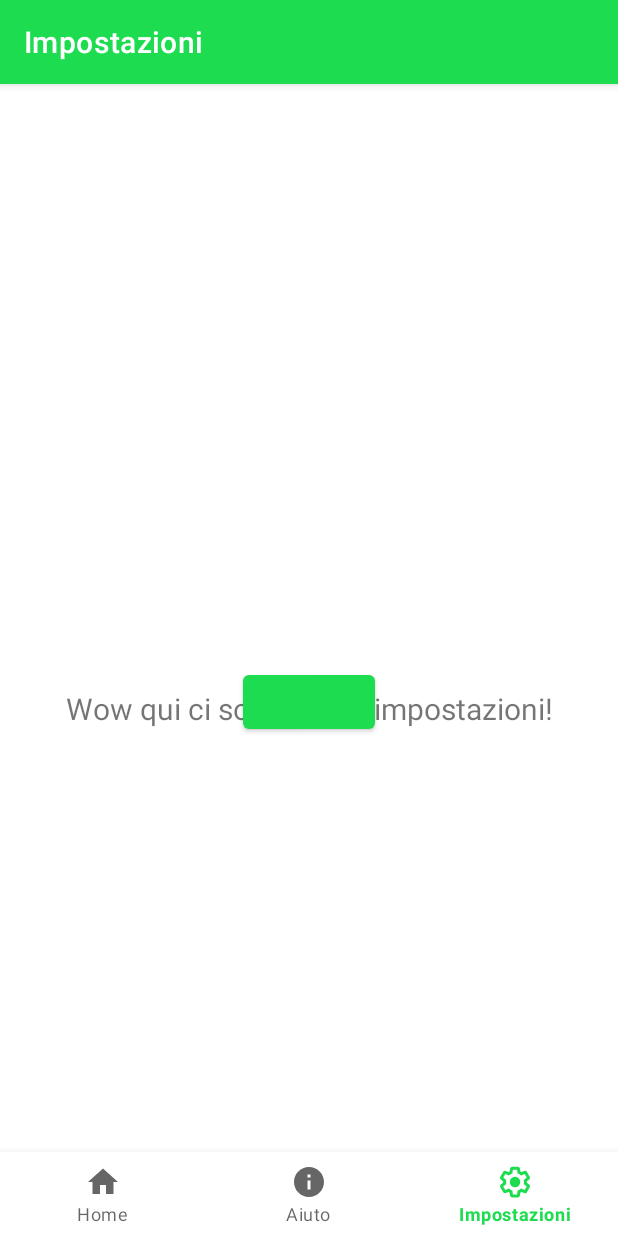
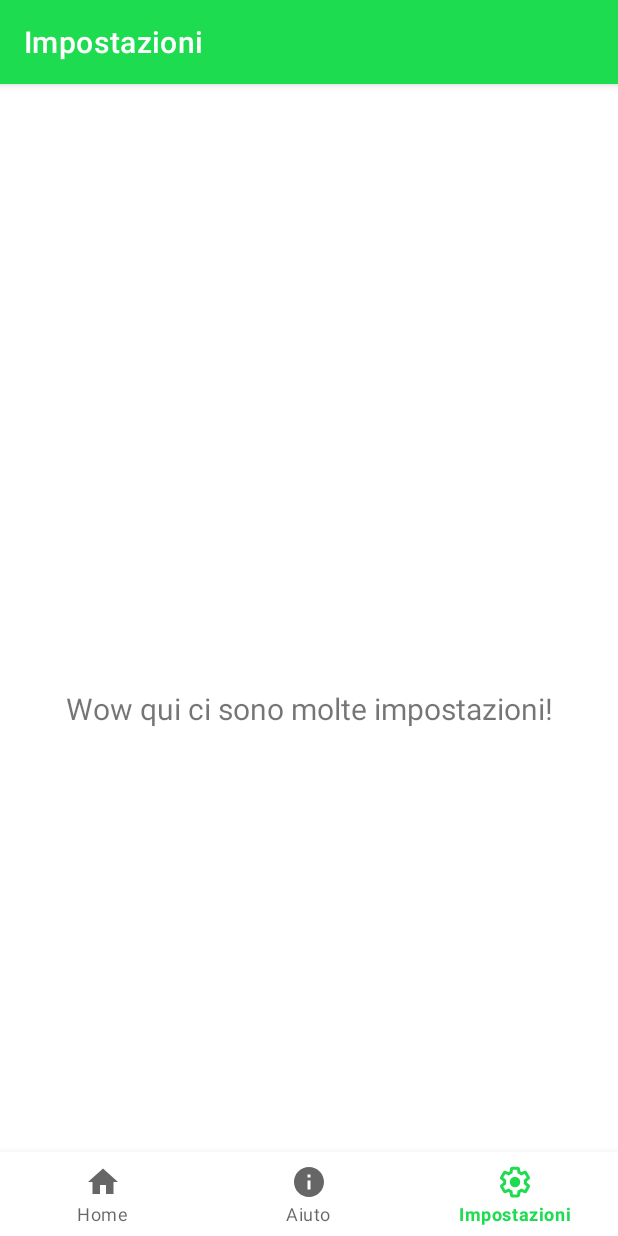
Before and after one commit to SwevenSoftware/BlockCOVID-android, an Android app: the SettingsFragment screen opened through its navigation route, on a phone screen of 412 x 824 dp. Run offline under Robolectric (Android 15) with nearby library versions, the phone set to English and light mode, and no system bars; our stand-ins replace data binding, navigation-ui.

Commit message:
bottoni scanner e postazioni completamente funzionanti

```diff
--- a/app/src/main/java/com/example/blockcovid/ui/postazioni/PostazioniFragment.kt
+++ b/app/src/main/java/com/example/blockcovid/ui/postazioni/PostazioniFragment.kt
@@ -12,7 +12,7 @@ import com.example.blockcovid.R
 import com.example.blockcovid.ui.settings.SettingsViewModel
 
 class PostazioniFragment : Fragment(){
-    private lateinit var postazioniViewModel: SettingsViewModel
+    private lateinit var postazioniViewModel: PostazioniViewModel
 
     override fun onCreateView(
             inflater: LayoutInflater,
@@ -20,7 +20,7 @@ class PostazioniFragment : Fragment(){
             savedInstanceState: Bundle?
     ): View? {
         postazioniViewModel =
-                ViewModelProvider(this).get(SettingsViewModel::class.java)
+                ViewModelProvider(this).get(PostazioniViewModel::class.java)
         val root = inflater.inflate(R.layout.fragment_postazioni, container, false)
         val textView: TextView = root.findViewById(R.id.text_postazioni)
         postazioniViewModel.text.observe(viewLifecycleOwner, Observer {
--- a/app/src/main/java/com/example/blockcovid/ui/postazioni/PostazioniViewModel.kt
+++ b/app/src/main/java/com/example/blockcovid/ui/postazioni/PostazioniViewModel.kt
@@ -2,8 +2,10 @@ package com.example.blockcovid.ui.postazioni
 
 import androidx.lifecycle.LiveData
 import androidx.lifecycle.MutableLiveData
+import androidx.lifecycle.ViewModel
 
-class PostazioniViewModel {
+class PostazioniViewModel : ViewModel() {
+
     private val _text = MutableLiveData<String>().apply {
         value = "Immagina che qui ci sia una mappa con tutti i posti"
     }
--- a/app/src/main/res/layout/fragment_home.xml
+++ b/app/src/main/res/layout/fragment_home.xml
@@ -16,6 +16,7 @@
         android:layout_marginEnd="106dp"
         android:layout_marginRight="106dp"
         android:layout_marginBottom="30dp"
+        android:onClick="goScanner"
         android:text="@string/title_scanner"
         android:textSize="20sp"
         app:layout_constraintBottom_toTopOf="@+id/postazioni"
@@ -33,6 +34,7 @@
         android:layout_marginEnd="106dp"
         android:layout_marginRight="106dp"
         android:layout_marginBottom="180dp"
+        android:onClick="goPostazioni"
         android:text="@string/title_postazioni"
         android:textSize="20sp"
         app:layout_constraintBottom_toBottomOf="parent"
--- a/app/src/main/res/layout/fragment_settings.xml
+++ b/app/src/main/res/layout/fragment_settings.xml
@@ -22,16 +22,6 @@
         app:layout_constraintStart_toStartOf="parent"
         app:layout_constraintTop_toTopOf="parent" />
 
-    <com.google.android.material.button.MaterialButton
-        app:layout_constraintBottom_toBottomOf="parent"
-        app:layout_constraintEnd_toEndOf="parent"
-        app:layout_constraintStart_toStartOf="parent"
-        app:layout_constraintTop_toTopOf="parent"
-        android:id="@+id/btnScanner"
-        android:layout_width="wrap_content"
-        android:layout_height="wrap_content"
-        />
-
 </androidx.constraintlayout.widget.ConstraintLayout>
 
 </layout>
--- a/app/src/main/res/navigation/mobile_navigation.xml
+++ b/app/src/main/res/navigation/mobile_navigation.xml
@@ -13,6 +13,9 @@
         <action
             android:id="@+id/action_navigation_home_to_navigation_scanner"
             app:destination="@id/navigation_scanner" />
+        <action
+            android:id="@+id/action_navigation_home_to_navigation_postazioni"
+            app:destination="@id/navigation_postazioni" />
     </fragment>
 
     <fragment
@@ -31,6 +34,24 @@
         android:id="@+id/navigation_scanner"
         android:name="com.example.blockcovid.ui.scanner.ScannerFragment"
         android:label="@string/title_scanner"
-        tools:layout="@layout/fragment_scanner" />
+        tools:layout="@layout/fragment_scanner" >
+        <action
+            android:id="@+id/action_navigation_scanner_to_navigation_home"
+            app:destination="@id/navigation_home"
+            app:popUpTo="@id/navigation_home"
+            app:popUpToInclusive="true" />
+    </fragment>
+
+    <fragment
+        android:id="@+id/navigation_postazioni"
+        android:name="com.example.blockcovid.ui.postazioni.PostazioniFragment"
+        android:label="@string/title_postazioni"
+        tools:layout="@layout/fragment_postazioni" >
+        <action
+            android:id="@+id/action_navigation_postazioni_to_navigation_home"
+            app:destination="@id/navigation_home"
+            app:popUpTo="@id/navigation_home"
+            app:popUpToInclusive="true" />
+    </fragment>
 
 </navigation>
```
Also changed, not shown: app/src/main/java/com/example/blockcovid/MainActivity.kt (+14 -4 lines).
